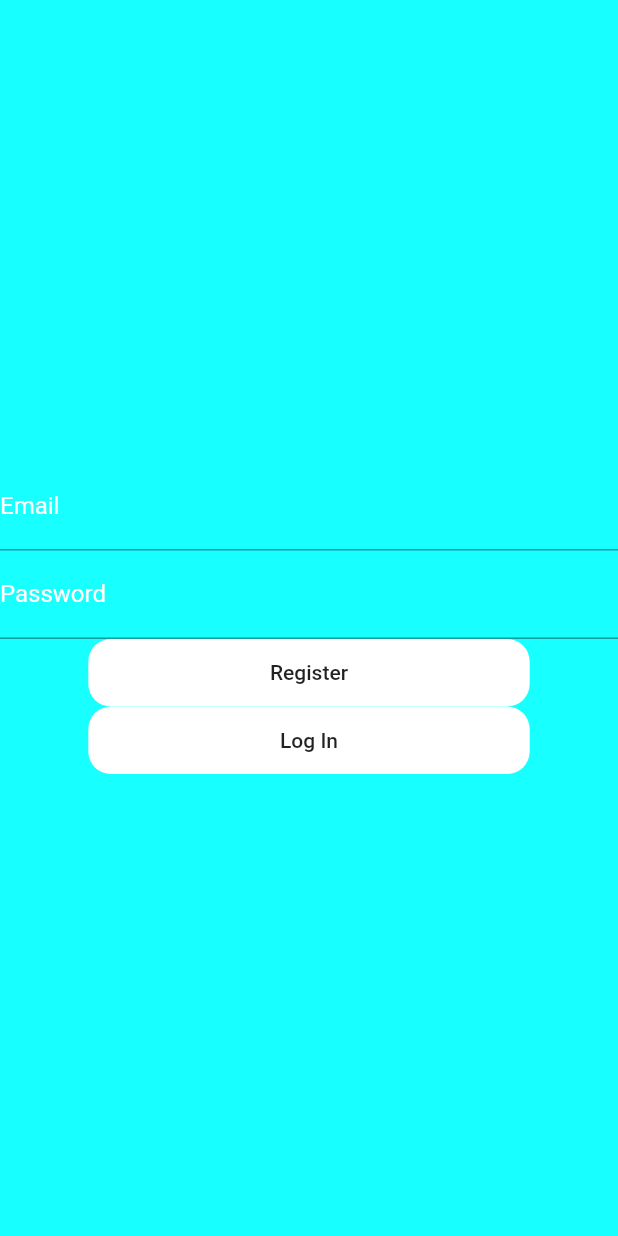
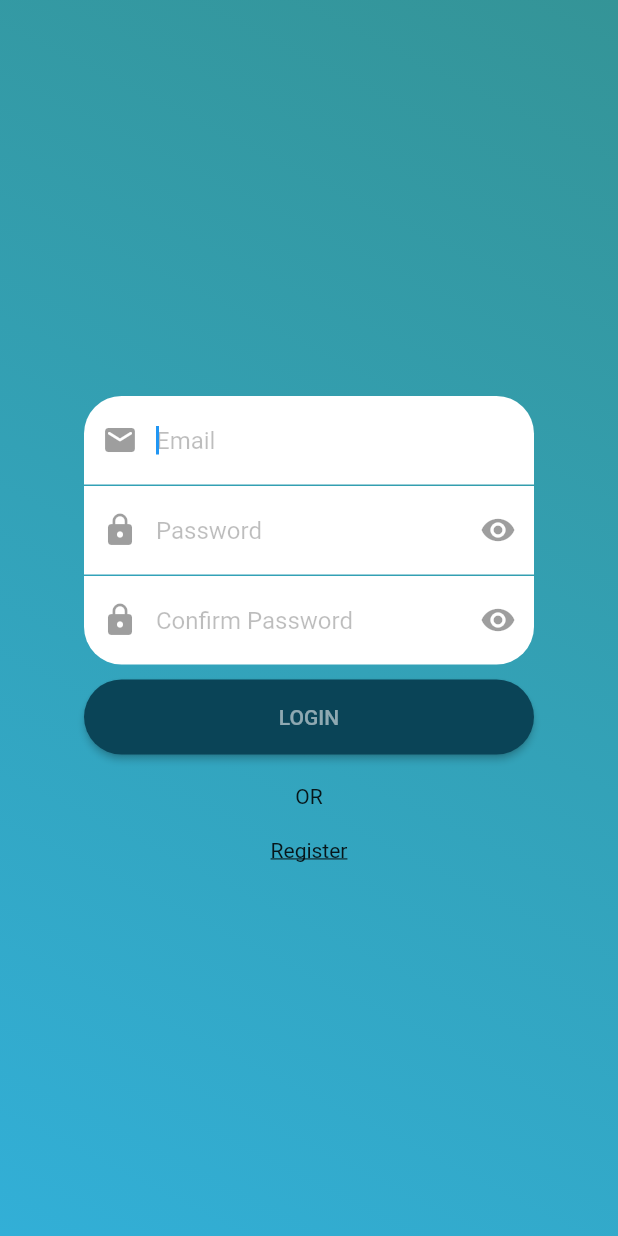
Before and after one commit to pmayur/crypto-currency-tracker, a Flutter app: the screen it shows after launch, on a phone screen of 412 x 824 dp. Run offline on Flutter 3.47's test engine with Material 2 defaults, Android fonts, the phone set to English and light mode, and no system bars; our stand-ins replace firebase_core; accounts and stored records are empty.

Commit message:
Add UI for login/signup screen

```diff
--- a/lib/ui/authentication.dart
+++ b/lib/ui/authentication.dart
@@ -11,75 +11,153 @@ class _AuthenticationState extends State<Authentication> {
   /* Controllers for EMAIL and PASSWORD fields */
   TextEditingController _emailField = TextEditingController();
   TextEditingController _passwordField = TextEditingController();
+  List<bool> _isSelected = [true, false];
 
   @override
   Widget build(BuildContext context) {
     return Scaffold(
       body: Container(
-        width: MediaQuery.of(context).size.width,
-        height: MediaQuery.of(context).size.height,
-        decoration: BoxDecoration(color: Colors.cyanAccent),
+        // DECORATION for the entire background
+        decoration: BoxDecoration(
+          gradient: LinearGradient(
+            begin: Alignment.topRight,
+            end: Alignment.bottomLeft,
+            colors: [
+              Color(0xff349497),
+              Color(0xff32afd7),
+            ],
+          ),
+        ),
+
+        // CARD with fields
+        child: Container(
+          child: Center(
             child: Column(
               mainAxisAlignment: MainAxisAlignment.center,
               children: [
-
-            /* EMAIL FIELD */
-            TextFormField(
-              controller: _emailField,
+                Container(
+                  height: 15,
+                ),
+                Container(
+                  width: 300,
+                  child: TextField(
+                    autofocus: true,
                     decoration: InputDecoration(
-                hintText: "youremail@email.com",
+                      filled: true,
+                      fillColor: Colors.white,
+                      hintText: 'Email',
                       hintStyle: TextStyle(
-                  color: Colors.white,
+                        color: Colors.black26,
                       ),
-                labelText: "Email",
-                labelStyle: TextStyle(
-                  color: Colors.white,
+                      prefixIcon: Icon(
+                        Icons.email_rounded,
+                        color: Colors.black38,
+                      ),
+                      border: OutlineInputBorder(
+                        borderRadius: BorderRadius.only(
+                            topLeft: Radius.circular(25),
+                            topRight: Radius.circular(25)),
+                        borderSide: BorderSide.none,
+                      ),
+                    ),
+                  ),
+                ),
+                Container(
+                  height: 1,
+                ),
+                Container(
+                  width: 300,
+                  child: TextField(
+                    autofocus: true,
+                    decoration: InputDecoration(
+                      filled: true,
+                      fillColor: Colors.white,
+                      hintText: 'Password',
+                      hintStyle: TextStyle(
+                        color: Colors.black26,
+                      ),
+                      prefixIcon: Icon(
+                        Icons.lock,
+                        color: Colors.black38,
+                      ),
+                      suffixIcon: Icon(
+                        Icons.visibility,
+                        color: Colors.black38,
+                      ),
+                      border: OutlineInputBorder(
+                        borderRadius: BorderRadius.circular(0),
+                        borderSide: BorderSide.none,
+                      ),
+                    ),
+                  ),
+                ),
+                Container(
+                  height: 1,
+                ),
+                Container(
+                  width: 300,
+                  child: TextField(
+                    autofocus: true,
+                    decoration: InputDecoration(
+                      filled: true,
+                      fillColor: Colors.white,
+                      hintText: 'Confirm Password',
+                      hintStyle: TextStyle(
+                        color: Colors.black26,
+                      ),
+                      prefixIcon: Icon(
+                        Icons.lock,
+                        color: Colors.black38,
+                      ),
+                      suffixIcon: Icon(
+                        Icons.visibility,
+                        color: Colors.black38,
+                      ),
+                      border: OutlineInputBorder(
+                        borderRadius: BorderRadius.only(
+                            bottomLeft: Radius.circular(25),
+                            bottomRight: Radius.circular(25)),
+                        borderSide: BorderSide.none,
+                      ),
+                    ),
+                  ),
+                ),
+                Container(
+                  height: 10,
+                ),
+                ButtonTheme(
+                  height: 50,
+                  minWidth: 300,
+                  child: RaisedButton(
+                    onPressed: () {},
+                    textColor: Colors.white54,
+                    color: Color(0xff0a4457),
+                    child: Text("LOGIN"),
+                    shape: new RoundedRectangleBorder(
+                      borderRadius: new BorderRadius.circular(30.0),
                     ),
                   ),
                 ),
 
-            /* PASSWORD FIELD */
-            TextFormField(
-              controller: _passwordField,
-              obscureText: true,
-              decoration: InputDecoration(
-                hintText: "password",
-                hintStyle: TextStyle(
-                  color: Colors.white,
+                Container(
+                  height: 20,
                 ),
-                labelText: "Password",
-                labelStyle: TextStyle(
-                  color: Colors.white,
+
+                Text('OR'),
+
+                Container(
+                  height: 20,
+                ),
+
+                Text(
+                  'Register',
+                  style: TextStyle(
+                    decoration: TextDecoration.underline,
+                  ),
+                )
+              ],
             ),
           ),
-            ),
-
-            /* REGISTER BUTTON */
-            Container(
-              width: MediaQuery.of(context).size.width / 1.4,
-              height: 45,
-              decoration: BoxDecoration(
-                  borderRadius: BorderRadius.circular(15), color: Colors.white,
-              ),
-              child: MaterialButton(
-                onPressed: () {},
-                child: Text("Register"),
-              ),
-            ),
-
-            /* LOGIN BUTTON */
-            Container(
-              width: MediaQuery.of(context).size.width / 1.4,
-              height: 45,
-              decoration: BoxDecoration(
-                  borderRadius: BorderRadius.circular(15), color: Colors.white,
-              ),
-              child: MaterialButton(
-                onPressed: () {},
-                child: Text("Log In"),
-              ),
-            ),
-          ],
         ),
       ),
     );
```
Lines whose indentation alone changed are shown as unchanged.
